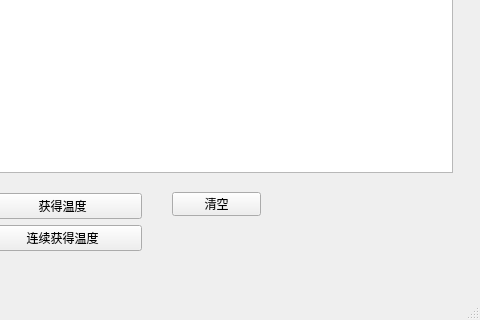
First picture: the form in mainwindow.ui, repository Karybdis/temperature_serialport, before the edit; both pictures show x 368 to 848 and y 115 to 435 of the 848 by 435 pixel window.
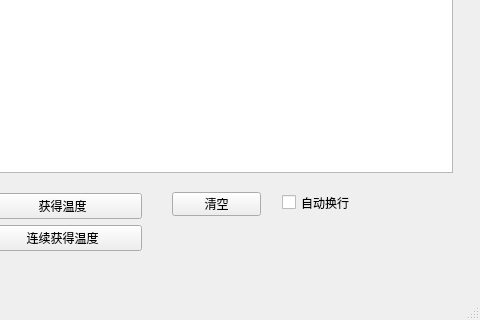
Second picture: the form after the edit.

The edit to the form file:
```diff
--- a/mainwindow.ui
+++ b/mainwindow.ui
@@ -254,6 +254,19 @@
      <string>清空</string>
     </property>
    </widget>
+   <widget class="QCheckBox" name="checkBox_enter">
+    <property name="geometry">
+     <rect>
+      <x>650</x>
+      <y>290</y>
+      <width>91</width>
+      <height>21</height>
+     </rect>
+    </property>
+    <property name="text">
+     <string>自动换行</string>
+    </property>
+   </widget>
   </widget>
   <widget class="QMenuBar" name="menuBar">
    <property name="geometry">
```
